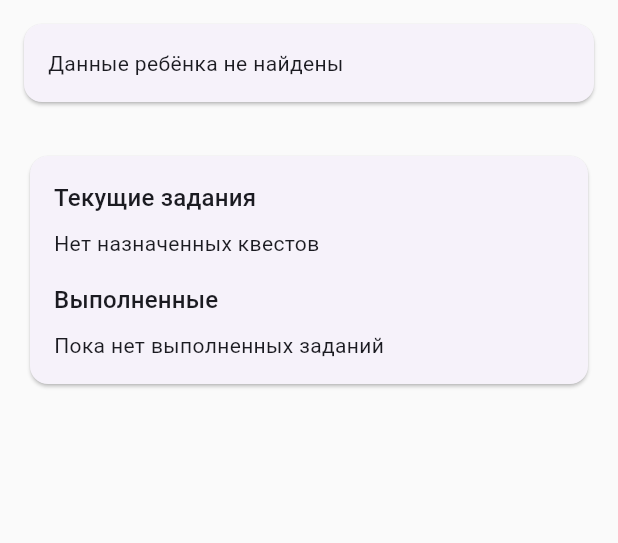
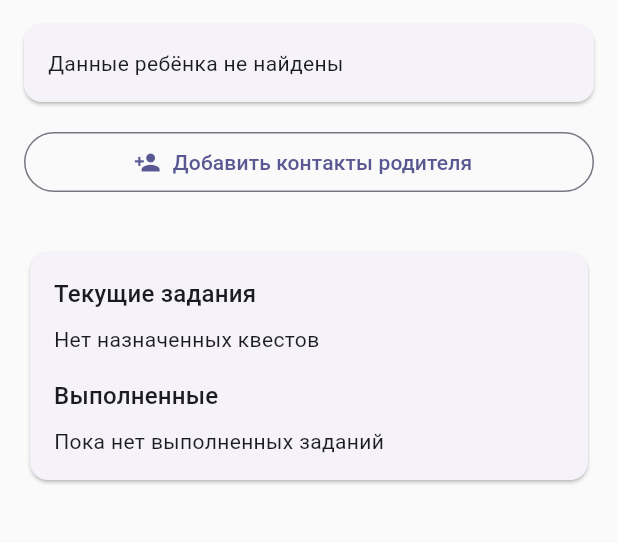
Before and after one commit to ruslanflutterdev/Psychologist, a Flutter app: the ChildScreen screen opened directly with empty values, on a phone screen of 412 x 824 dp, the part 84-627 px from its top. Run offline on Flutter 3.47's test engine with Material 3 defaults, Android fonts, the phone set to English and light mode, and no system bars; our stand-ins replace fl_chart, flutter_bloc, supabase_flutter; accounts and stored records are empty.

Commit message:
добавил карточкуконтактов родителя с CRUD функционалом (MOCK), реализовал функционал для добавления, просмотра, редактирования и удаления контактов родителя/опекуна в карточке ребёнка, ключевые изменения: UI/UX: Блок Контакты родителя по умолчанию скрыт. Отображается кнопка Добавить контакты родителя. После успешного сохранения отображается карточка с данными и действиями Редактировать/Удалить. Валидация: Добавлены строгие клиентские валидаторы для полей: ФИО родителя (обязательно, 2–100 символов). Телефон (обязательно, формат номера по стандартам РК). Мокирование: Создан и интегрирован `MockParentContactService` для симуляции персистентного сохранения и очистки данных контактов

```diff
--- a/lib/core/services/service_registry.dart
+++ b/lib/core/services/service_registry.dart
@@ -12,6 +12,8 @@ import 'package:heros_journey/features/child_screen/repository/services/child_se
 import 'package:heros_journey/features/child_screen/repository/services/mock_child_progress_service.dart';
 import 'package:heros_journey/features/child_screen/repository/services/mock_child_quests_service.dart';
 import 'package:heros_journey/features/child_screen/repository/services/mock_child_service.dart';
+import 'package:heros_journey/features/child_screen/repository/services/mock_parent_contact_service.dar.dart';
+import 'package:heros_journey/features/child_screen/repository/services/parent_contact_service.dart';
 import 'package:heros_journey/features/psychologist_screen/repository/services/mock_psychologist_service.dart';
 import 'package:heros_journey/features/psychologist_screen/repository/services/psychologist_service.dart';
 import 'package:supabase_flutter/supabase_flutter.dart' as sb;
@@ -25,7 +27,7 @@ class ServiceRegistry {
   static late AgreementService agreement;
   static late QuestCatalogService questCatalog;
   static late ChildQuestsService childQuests;
-
+  static late ParentContactService parentContact;
 
   static void initSupabase() {
     auth = SupabaseAuthService(sb.Supabase.instance.client);
@@ -36,5 +38,6 @@ class ServiceRegistry {
     agreement = const MockAgreementService();
     questCatalog = MockQuestCatalogService();
     childQuests = MockChildQuestsService();
+    parentContact = MockParentContactService();
   }
 }
--- /dev/null
+++ b/lib/features/child_screen/models/parent_contact_model.dart
@@ -0,0 +1,19 @@
+class ParentContactModel {
+  final String fullName;
+  final String phone;
+
+  const ParentContactModel({
+    required this.fullName,
+    required this.phone,
+  });
+
+  ParentContactModel copyWith({
+    String? fullName,
+    String? phone,
+  }) {
+    return ParentContactModel(
+      fullName: fullName ?? this.fullName,
+      phone: phone ?? this.phone,
+    );
+  }
+}
--- /dev/null
+++ b/lib/features/child_screen/repository/services/parent_contact_service.dart
@@ -0,0 +1,7 @@
+import 'package:heros_journey/features/child_screen/models/parent_contact_model.dart';
+
+abstract class ParentContactService {
+  Future<ParentContactModel?> getContact(String childId);
+  Future<void> saveContact(String childId, ParentContactModel contact);
+  Future<void> deleteContact(String childId);
+}
--- a/lib/features/child_screen/view/screens/child_screen.dart
+++ b/lib/features/child_screen/view/screens/child_screen.dart
@@ -7,8 +7,8 @@ import 'package:heros_journey/features/child_screen/view/widgets/assign_quest_di
 import 'package:heros_journey/features/child_screen/view/widgets/child_error_text.dart';
 import 'package:heros_journey/features/child_screen/view/widgets/child_info_card.dart';
 import 'package:heros_journey/features/child_screen/view/widgets/child_quests_section.dart';
+import 'package:heros_journey/features/child_screen/view/widgets/parents_widgets/parent_contact_card.dart';
 import 'package:heros_journey/features/progress_screen/view/progress_screen.dart';
-
 
 class ChildScreen extends StatefulWidget {
   final String childId;
@@ -73,9 +73,7 @@ class _ChildScreenState extends State<ChildScreen> {
         ScaffoldMessenger.of(context).showSnackBar(
           SnackBar(content: Text('Назначен квест: ${quest.title}')),
         );
-        setState(
-          () {},
-        );
+        setState(() {});
       }
     } catch (e) {
       if (mounted) setState(() => _error = e.toString());
@@ -124,6 +122,10 @@ class _ChildScreenState extends State<ChildScreen> {
             padding: const EdgeInsets.all(16),
             children: [
               ChildInfoCard(isLoading: _loadingChild, child: _child),
+              ParentContactCard(
+                childId: widget.childId,
+                service: ServiceRegistry.parentContact,
+              ),
               const SizedBox(height: 8),
               ChildErrorText(error: _error),
               const SizedBox(height: 8),
--- /dev/null
+++ b/lib/features/child_screen/view/widgets/parents_widgets/parent_contact_add_button.dart
@@ -0,0 +1,19 @@
+import 'package:flutter/material.dart';
+
+class ParentContactAddButton extends StatelessWidget {
+  final VoidCallback onPressed;
+
+  const ParentContactAddButton({super.key, required this.onPressed});
+
+  @override
+  Widget build(BuildContext context) {
+    return Padding(
+      padding: const EdgeInsets.only(bottom: 16.0),
+      child: OutlinedButton.icon(
+        onPressed: onPressed,
+        icon: const Icon(Icons.person_add),
+        label: const Text('Добавить контакты родителя'),
+      ),
+    );
+  }
+}
--- /dev/null
+++ b/lib/features/child_screen/view/widgets/parents_widgets/parent_contact_card.dart
@@ -0,0 +1,102 @@
+import 'package:flutter/material.dart';
+import 'package:heros_journey/features/child_screen/models/parent_contact_model.dart';
+import 'package:heros_journey/features/child_screen/repository/services/parent_contact_service.dart';
+import 'package:heros_journey/features/child_screen/view/widgets/parents_widgets/parent_contact_add_button.dart';
+import 'package:heros_journey/features/child_screen/view/widgets/parents_widgets/parent_contact_details_card.dart';
+import 'package:heros_journey/features/child_screen/view/widgets/parents_widgets/parent_contact_error.dart';
+import 'package:heros_journey/features/child_screen/view/widgets/parents_widgets/parent_contact_form_dialog.dart';
+import 'package:heros_journey/features/child_screen/view/widgets/parents_widgets/parent_contact_loading.dart';
+
+
+class ParentContactCard extends StatefulWidget {
+  final String childId;
+  final ParentContactService service;
+
+  const ParentContactCard({
+    super.key,
+    required this.childId,
+    required this.service,
+  });
+
+  @override
+  State<ParentContactCard> createState() => _ParentContactCardState();
+}
+
+class _ParentContactCardState extends State<ParentContactCard> {
+  Future<ParentContactModel?>? _contactFuture;
+
+  @override
+  void initState() {
+    super.initState();
+    _loadContact();
+  }
+
+  void _loadContact() {
+    setState(() {
+      _contactFuture = widget.service.getContact(widget.childId);
+    });
+  }
+
+  Future<void> _addOrEditContact(ParentContactModel? initial) async {
+    final newContact = await showDialog<ParentContactModel>(
+      context: context,
+      builder: (_) => ParentContactFormDialog(initialContact: initial),
+    );
+
+    if (newContact != null) {
+      await widget.service.saveContact(widget.childId, newContact);
+      _loadContact();
+    }
+  }
+
+  Future<void> _deleteContact() async {
+    final confirmed = await showDialog<bool>(
+      context: context,
+      builder: (ctx) => AlertDialog(
+        title: const Text('Удалить контакт?'),
+        content: const Text(
+          'Вы уверены, что хотите удалить контакты родителя?',
+        ),
+        actions: [
+          TextButton(
+            onPressed: () => Navigator.of(ctx).pop(false),
+            child: const Text('Отмена'),
+          ),
+          FilledButton(
+            onPressed: () => Navigator.of(ctx).pop(true),
+            child: const Text('Удалить'),
+          ),
+        ],
+      ),
+    );
+
+    if (confirmed == true) {
+      await widget.service.deleteContact(widget.childId);
+      _loadContact();
+    }
+  }
+
+  @override
+  Widget build(BuildContext context) {
+    return FutureBuilder<ParentContactModel?>(
+      future: _contactFuture,
+      builder: (context, snapshot) {
+        if (snapshot.connectionState != ConnectionState.done) {
+          return const ParentContactLoading();
+        }
+        if (snapshot.hasError) {
+          return ParentContactError(error: snapshot.error);
+        }
+        final contact = snapshot.data;
+        if (contact == null) {
+          return ParentContactAddButton(onPressed: () => _addOrEditContact(null));
+        }
+        return ParentContactDetailsCard(
+          contact: contact,
+          onEdit: _addOrEditContact,
+          onDelete: _deleteContact,
+        );
+      },
+    );
+  }
+}
```
Also changed, not shown: lib/features/child_screen/repository/services/mock_parent_contact_service.dar.dart (added, +37 -0 lines), lib/features/child_screen/validators/general_validators.dart (added, +18 -0 lines), lib/features/child_screen/view/widgets/parents_widgets/contact_detail_row.dart (added, +29 -0 lines), lib/features/child_screen/view/widgets/parents_widgets/parent_contact_details_card.dart (added, +64 -0 lines), lib/features/child_screen/view/widgets/parents_widgets/parent_contact_error.dart (added, +17 -0 lines), lib/features/child_screen/view/widgets/parents_widgets/parent_contact_form_dialog.dart (added, +105 -0 lines), lib/features/child_screen/view/widgets/parents_widgets/parent_contact_loading.dart (added, +13 -0 lines).
